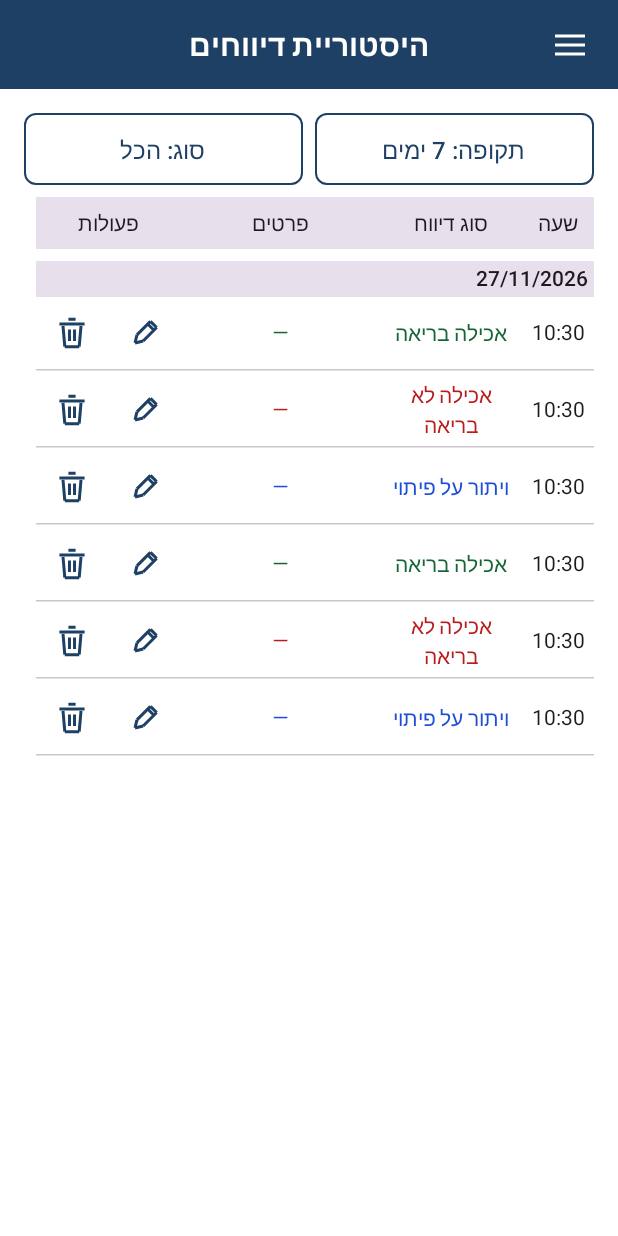
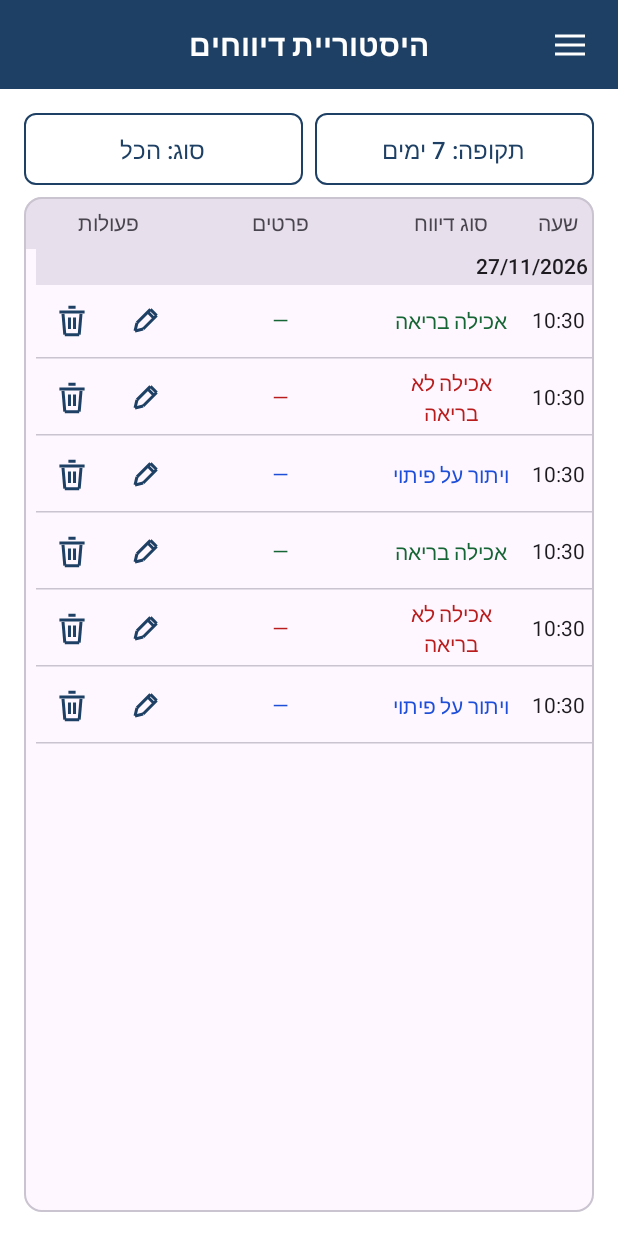
Before and after one commit to shabydevelop-code/LifeTrack, an Android app built with Jetpack Compose: the HistoryScreen screen opened through its navigation route, on a phone screen of 412 x 824 dp. Run offline under Robolectric (Android 15) with nearby library versions, the phone set to English and light mode, and no system bars.

Commit message:
Unify history table frame and remove home divider

```diff
--- a/app/src/main/java/com/shabydevelop/eattrack/HistoryScreen.kt
+++ b/app/src/main/java/com/shabydevelop/eattrack/HistoryScreen.kt
@@ -68,9 +68,10 @@ internal fun HistoryScreen(model: CounterViewModel) {
         val timeWidth = with(LocalDensity.current) {
             measurer.measure("88:88", style = UiTypography.tableCell).size.width.toDp() + UiSpacing.normal
         }.coerceAtLeast(UiSpacing.touch)
-        Row(Modifier.fillMaxWidth().padding(end = UiSpacing.normal).background(MaterialTheme.colorScheme.surfaceVariant).padding(vertical = UiSpacing.normal).semantics { heading() }, verticalAlignment = Alignment.CenterVertically) {
+        TableFrame(Modifier.weight(1f)) {
+        Row(Modifier.fillMaxWidth().tableHeaderBackground().padding(end = UiSpacing.normal).padding(vertical = UiSpacing.normal).semantics { heading() }, verticalAlignment = Alignment.CenterVertically) {
             HistoryCells(timeWidth, "שעה", "סוג דיווח", "פרטים", heading = true, modifier = Modifier.weight(1f))
-            Text("פעולות", modifier = Modifier.width(UiSpacing.touch * 2), style = UiTypography.tableHeading, textAlign = TextAlign.Center)
+            Text("פעולות", modifier = Modifier.width(UiSpacing.touch * 2), style = UiTypography.tableHeading, color = MaterialTheme.colorScheme.onSurfaceVariant, textAlign = TextAlign.Center)
         }
         if (model.error) Text("לא ניתן להשלים את הפעולה או לרענן את הנתונים", color = MaterialTheme.colorScheme.error, modifier = Modifier.semantics { liveRegion = LiveRegionMode.Polite })
         val scrollState = androidx.compose.foundation.lazy.rememberLazyListState()
@@ -78,7 +79,7 @@ internal fun HistoryScreen(model: CounterViewModel) {
             itemsIndexed(rows, key = { _, event -> event.id }) { index, event ->
                 val date = dateFormat.format(java.util.Date(event.timestamp))
                 if (index == 0 || date != dateFormat.format(java.util.Date(rows[index - 1].timestamp))) {
-                    Text(date, style = UiTypography.dateHeading, modifier = Modifier.fillMaxWidth().background(MaterialTheme.colorScheme.surfaceVariant).padding(UiSpacing.small).semantics { heading() })
+                    Text(date, style = UiTypography.dateHeading, modifier = Modifier.fillMaxWidth().tableHeaderBackground().padding(UiSpacing.small).semantics { heading() })
                 }
                 val time = timeFormat.format(java.util.Date(event.timestamp))
                 val reasons = if (event.type == EventType.AEROBIC) "${event.activity?.label ?: ""} · ${event.minutes} דקות" else if (event.type == EventType.WATER) "${event.milliliters} מ״ל" else event.reasons.joinToString(" · ") { it.label }
@@ -113,6 +114,7 @@ internal fun HistoryScreen(model: CounterViewModel) {
             if (!loading && !error && rows.isEmpty()) item { Text("אין דיווחים בתקופה שנבחרה") }
             if (more && !loading && !error) item { AppOutlinedButton(onClick = { loading = true; pageCount++ }, modifier = Modifier.fillMaxWidth().heightIn(min = UiSpacing.touch)) { Text("טעינת דיווחים נוספים") } }
         }
+        }
     }
     pendingEdit?.let { event -> EditEventDialog(event, model, { pendingEdit = null }) }
     pendingDelete?.let { event ->
@@ -142,11 +144,11 @@ private fun HistoryFilter(label: String, options: List<Pair<Int, String>>, selec
 
 @Composable
 private fun HistoryCells(timeWidth: androidx.compose.ui.unit.Dp, time: String, type: String, details: String,
-    modifier: Modifier = Modifier, heading: Boolean = false, typeColor: Color = MaterialTheme.colorScheme.onSurface) {
+    modifier: Modifier = Modifier, heading: Boolean = false, typeColor: Color = if (heading) MaterialTheme.colorScheme.onSurfaceVariant else MaterialTheme.colorScheme.onSurface) {
     val style = if (heading) UiTypography.tableHeading else UiTypography.tableCell
     Row(modifier, verticalAlignment = Alignment.CenterVertically) {
         Text(time, modifier = Modifier.width(timeWidth), style = if (heading) style else style.copy(textDirection = TextDirection.Ltr),
-            textAlign = TextAlign.Center, softWrap = false, maxLines = 1)
+            color = if (heading) MaterialTheme.colorScheme.onSurfaceVariant else MaterialTheme.colorScheme.onSurface, textAlign = TextAlign.Center, softWrap = false, maxLines = 1)
         Text(type, modifier = Modifier.weight(1f).padding(horizontal = UiSpacing.cell), style = style, color = typeColor, textAlign = TextAlign.Center)
         Text(details, modifier = Modifier.weight(1.4f).padding(horizontal = UiSpacing.cell), style = style, color = typeColor, textAlign = TextAlign.Center)
     }
--- a/app/src/main/java/com/shabydevelop/eattrack/MainActivity.kt
+++ b/app/src/main/java/com/shabydevelop/eattrack/MainActivity.kt
@@ -63,7 +63,6 @@ internal fun CounterScreen(report: EatingReport, error: Boolean, increment: (Eve
         ))
         ReportAction("פעילות אירובית", UiColors.aerobic, !busy) { activityDialog = true }
         Spacer(Modifier.height(UiSpacing.small))
-        HorizontalDivider()
         DailySummary(report)
         if (error) Text("לא ניתן לרענן את הנתונים. בדוק את מצב הדיווח לפני ניסיון נוסף.", color = MaterialTheme.colorScheme.error, modifier = Modifier.semantics { liveRegion = LiveRegionMode.Polite })
     }
--- a/app/src/main/java/com/shabydevelop/eattrack/ReportTable.kt
+++ b/app/src/main/java/com/shabydevelop/eattrack/ReportTable.kt
@@ -32,8 +32,17 @@ internal fun TableLine(weights: List<Float>, modifier: Modifier = Modifier, cell
 }
 
 @Composable
+internal fun TableFrame(modifier: Modifier = Modifier, content: @Composable ColumnScope.() -> Unit) {
+    OutlinedCard(modifier.fillMaxWidth(), content = content)
+}
+
+@Composable
+internal fun Modifier.tableHeaderBackground(): Modifier =
+    background(MaterialTheme.colorScheme.surfaceVariant)
+
+@Composable
 internal fun TableHeading(labels: List<String>, weights: List<Float>, colors: List<Color>? = null) {
-    TableLine(weights, Modifier.background(MaterialTheme.colorScheme.surfaceVariant).padding(vertical = UiSpacing.normal).semantics { heading() }) { i ->
+    TableLine(weights, Modifier.tableHeaderBackground().padding(vertical = UiSpacing.normal).semantics { heading() }) { i ->
         Text(labels[i], style = UiTypography.tableHeading, color = colors?.getOrNull(i) ?: MaterialTheme.colorScheme.onSurfaceVariant, textAlign = if (i == 0) TextAlign.Start else TextAlign.Center)
     }
 }
@@ -46,7 +55,7 @@ internal fun MetricValue(value: String, color: Color, modifier: Modifier = Modif
 @Composable
 internal fun PeriodTable(rows: List<PeriodRow>, showRanges: Boolean) {
     val weights = if (showRanges) listOf(1.5f, 1f, 1.15f, 1f) else listOf(1f, 1f, 1.15f, 1f)
-    OutlinedCard(Modifier.fillMaxWidth()) {
+    TableFrame {
         TableHeading(listOf("תקופה") + reportLabels, weights, listOf(MaterialTheme.colorScheme.onSurfaceVariant) + reportColors)
         rows.forEach { row ->
             HorizontalDivider()
@@ -76,7 +85,7 @@ internal fun DailySummary(report: EatingReport) {
     val weights = listOf(2f, 1f)
     Column(Modifier.fillMaxWidth(), verticalArrangement = Arrangement.spacedBy(UiSpacing.small)) {
         SectionHeader("סיכום יומי")
-        OutlinedCard(Modifier.fillMaxWidth()) {
+        TableFrame {
             rows.forEachIndexed { index, row ->
                 if (index > 0) HorizontalDivider()
                 TableLine(weights, Modifier.padding(vertical = UiSpacing.normal, horizontal = UiSpacing.normal)
```
